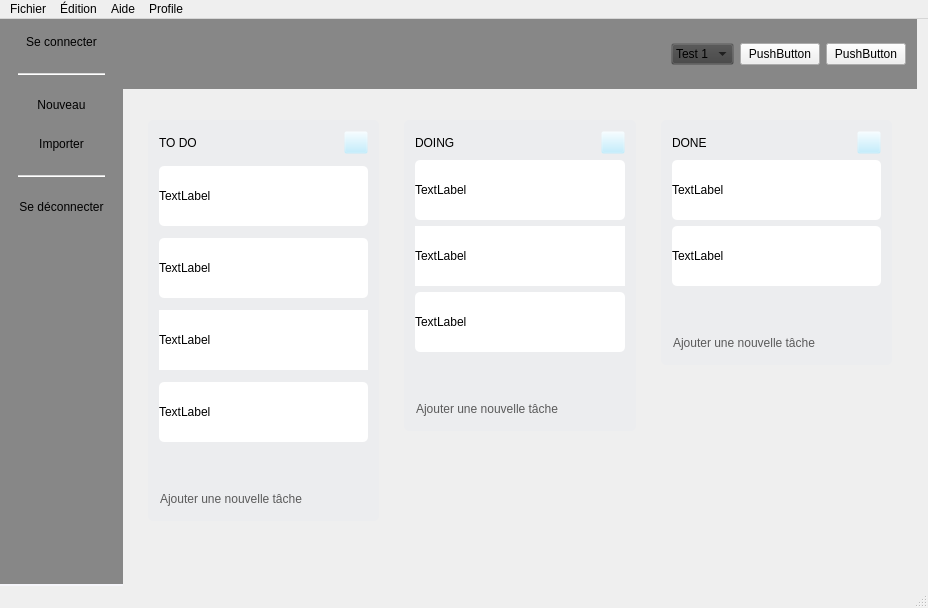
Above: mainwindow.ui from Masha58/KeyPlan before the change. Below: the same form after it.
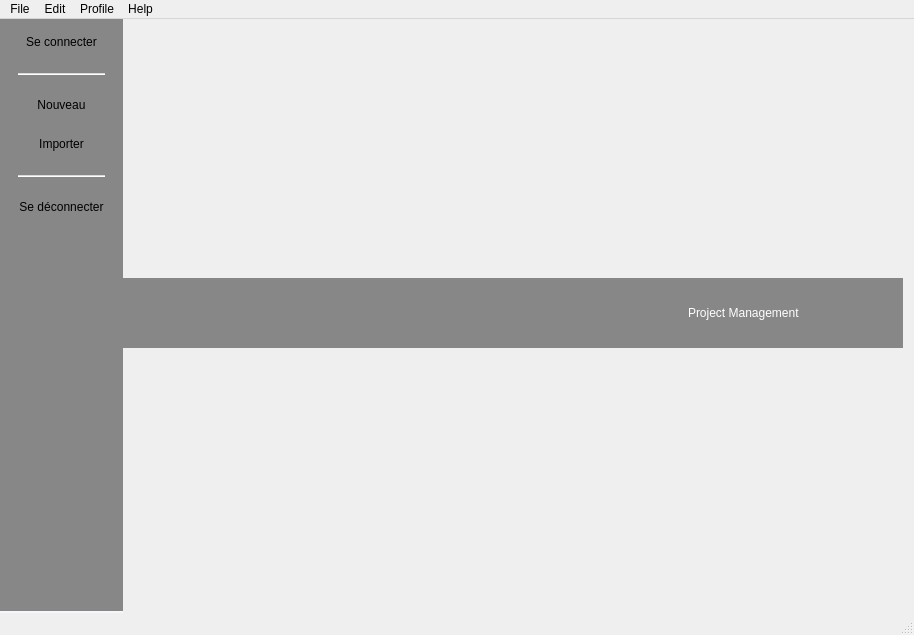
That is the form after the change. Icons and pictures are not drawn.

The edit to the form file:
```diff
--- a/mainwindow.ui
+++ b/mainwindow.ui
@@ -6,8 +6,8 @@
    <rect>
     <x>0</x>
     <y>0</y>
-    <width>928</width>
-    <height>608</height>
+    <width>914</width>
+    <height>635</height>
    </rect>
   </property>
   <property name="windowTitle">
@@ -22,12 +22,15 @@
 	border-image: url(images/mainwindow/fond.jpg)  0 0 0 0 stretch stretch;
 }
 
-QToolButton#tb_todo, #tb_doing, #tb_done
+/* QFrame */
+
+#fr_menu_haut
 {
-background: rgba(178, 234, 255,0);
-image:url(images/mainwindow/trois-points.png);
+background: rgba(65,65,65,0.6);
 }
 
+/* QToolBar */
+
 QToolBar {
 padding:12px;
     background: rgba(65,65,65,0.6);
@@ -35,32 +38,35 @@
 	border-bottom:2px solid rgb(245,245,250);
 }
 
-#fr_menu_haut
-{
-background: rgba(65,65,65,0.6);
+/* COMBOBOX */
+
+QComboBox{
+font: 16pt &quot;Calibri&quot;;
+color : white;
+background-color:rgba(0,0,0,0);
+border : 1px solid rgba(31,48,92,0.0);
+padding-left:5px;
 }
 
-QComboBox
-{
-background: rgba(65,65,65,0);
+QComboBox::drop-down{
+border:0px;
 }
 
-#fr_toDo, #fr_doing, #fr_done
-{
-background-color: rgba(236, 237, 239, 1);
-border-radius:5px;
+QComboBox::down-arrow{
+image: url(images/mainwindow/arrow-down.png);
+width:15px;
+height:15px;
+margin-right:8px;
+margin-left:8px;
 }
 
-QPushButton
-{
-	font: 11pt &quot;Calibri&quot;;
+QComboBox QAbstractItemView {
+	color:rgb(65,65,65);
+	background:rgb(217,225,227);
+	border: 1px solid rgb(250,250,250);
 }
 
-#b_newtask_to_do, #b_newtask_doing, #b_newtask_done
-{
-	text-align:left;
-	color: rgb(90, 90, 90);
-}</string>
+</string>
   </property>
   <widget class="QWidget" name="centralWidget">
    <layout class="QVBoxLayout" name="verticalLayout_13">
@@ -124,10 +130,16 @@
         </spacer>
        </item>
        <item>
-        <widget class="QComboBox" name="comboBox">
+        <widget class="QComboBox" name="cb_menu">
+         <property name="minimumSize">
+          <size>
+           <width>210</width>
+           <height>0</height>
+          </size>
+         </property>
          <item>
           <property name="text">
-           <string>Test 1</string>
+           <string>Project Management</string>
           </property>
          </item>
          <item>
@@ -135,540 +147,13 @@
            <string>Test 2</string>
           </property>
          </item>
-         <item>
-          <property name="text">
-           <string>Test 3</string>
-          </property>
-         </item>
-        </widget>
-       </item>
-       <item>
-        <widget class="QPushButton" name="pushButton_3">
-         <property name="text">
-          <string>PushButton</string>
-         </property>
-         <property name="flat">
-          <bool>false</bool>
-         </property>
-        </widget>
-       </item>
-       <item>
-        <widget class="QPushButton" name="pushButton_2">
-         <property name="styleSheet">
-          <string notr="true"/>
-         </property>
-         <property name="text">
-          <string>PushButton</string>
-         </property>
         </widget>
        </item>
       </layout>
      </widget>
     </item>
     <item>
-     <layout class="QHBoxLayout" name="horizontalLayout_2">
-      <property name="spacing">
-       <number>25</number>
-      </property>
-      <property name="leftMargin">
-       <number>25</number>
-      </property>
-      <property name="topMargin">
-       <number>25</number>
-      </property>
-      <property name="rightMargin">
-       <number>25</number>
-      </property>
-      <property name="bottomMargin">
-       <number>25</number>
-      </property>
-      <item>
-       <layout class="QVBoxLayout" name="verticalLayout_10">
-        <item>
-         <widget class="QFrame" name="fr_toDo">
-          <property name="minimumSize">
-           <size>
-            <width>100</width>
-            <height>100</height>
-           </size>
-          </property>
-          <property name="frameShape">
-           <enum>QFrame::StyledPanel</enum>
-          </property>
-          <property name="frameShadow">
-           <enum>QFrame::Raised</enum>
-          </property>
-          <layout class="QVBoxLayout" name="verticalLayout" stretch="0,1,1,1,1,0,0">
-           <property name="spacing">
-            <number>12</number>
-           </property>
-           <item>
-            <layout class="QHBoxLayout" name="horizontalLayout_3">
-             <item>
-              <widget class="QLabel" name="label">
-               <property name="text">
-                <string>TO DO</string>
-               </property>
-              </widget>
-             </item>
-             <item>
-              <widget class="QToolButton" name="tb_todo">
-               <property name="text">
-                <string/>
-               </property>
-              </widget>
-             </item>
-            </layout>
-           </item>
-           <item>
-            <widget class="QLabel" name="ex1">
-             <property name="minimumSize">
-              <size>
-               <width>0</width>
-               <height>60</height>
-              </size>
-             </property>
-             <property name="maximumSize">
-              <size>
-               <width>16777215</width>
-               <height>60</height>
-              </size>
-             </property>
-             <property name="styleSheet">
-              <string notr="true">background-color: rgb(255, 255, 255);border-radius:5px;</string>
-             </property>
-             <property name="text">
-              <string>TextLabel</string>
-             </property>
-            </widget>
-           </item>
-           <item>
-            <widget class="QLabel" name="ex2">
-             <property name="minimumSize">
-              <size>
-               <width>0</width>
-               <height>60</height>
-              </size>
-             </property>
-             <property name="maximumSize">
-              <size>
-               <width>16777215</width>
-               <height>60</height>
-              </size>
-             </property>
-             <property name="styleSheet">
-              <string notr="true">background-color: rgb(255, 255, 255);border-radius:5px;</string>
-             </property>
-             <property name="text">
-              <string>TextLabel</string>
-             </property>
-            </widget>
-           </item>
-           <item>
-            <widget class="QLabel" name="ex3">
-             <property name="minimumSize">
-              <size>
-               <width>0</width>
-               <height>60</height>
-              </size>
-             </property>
-             <property name="maximumSize">
-              <size>
-               <width>16777215</width>
-               <height>60</height>
-              </size>
-             </property>
-             <property name="styleSheet">
-              <string notr="true">background-color: rgb(255, 255, 255);</string>
-             </property>
-             <property name="text">
-              <string>TextLabel</string>
-             </property>
-            </widget>
-           </item>
-           <item>
-            <widget class="QLabel" name="ex4">
-             <property name="minimumSize">
-              <size>
-               <width>0</width>
-               <height>60</height>
-              </size>
-             </property>
-             <property name="maximumSize">
-              <size>
-               <width>16777215</width>
-               <height>60</height>
-              </size>
-             </property>
-             <property name="styleSheet">
-              <string notr="true">background-color: rgb(255, 255, 255);border-radius:5px;</string>
-             </property>
-             <property name="text">
-              <string>TextLabel</string>
-             </property>
-            </widget>
-           </item>
-           <item>
-            <spacer name="verticalSpacer_2">
-             <property name="orientation">
-              <enum>Qt::Vertical</enum>
-             </property>
-             <property name="sizeHint" stdset="0">
-              <size>
-               <width>20</width>
-               <height>40</height>
-              </size>
-             </property>
-            </spacer>
-           </item>
-           <item>
-            <widget class="QPushButton" name="b_newtask_to_do">
-             <property name="sizePolicy">
-              <sizepolicy hsizetype="Minimum" vsizetype="Minimum">
-               <horstretch>0</horstretch>
-               <verstretch>0</verstretch>
-              </sizepolicy>
-             </property>
-             <property name="styleSheet">
-              <string notr="true"/>
-             </property>
-             <property name="text">
-              <string>Ajouter une nouvelle tâche</string>
-             </property>
-             <property name="icon">
-              <iconset>
-               <normaloff>images/mainwindow/plus.png</normaloff>images/mainwindow/plus.png</iconset>
-             </property>
-             <property name="iconSize">
-              <size>
-               <width>20</width>
-               <height>20</height>
-              </size>
-             </property>
-             <property name="flat">
-              <bool>true</bool>
-             </property>
-            </widget>
-           </item>
-          </layout>
-         </widget>
-        </item>
-        <item>
-         <spacer name="verticalSpacer_4">
-          <property name="orientation">
-           <enum>Qt::Vertical</enum>
-          </property>
-          <property name="sizeHint" stdset="0">
-           <size>
-            <width>20</width>
-            <height>40</height>
-           </size>
-          </property>
-         </spacer>
-        </item>
-       </layout>
-      </item>
-      <item>
-       <layout class="QVBoxLayout" name="verticalLayout_11">
-        <item>
-         <widget class="QFrame" name="fr_doing">
-          <property name="minimumSize">
-           <size>
-            <width>100</width>
-            <height>0</height>
-           </size>
-          </property>
-          <property name="frameShape">
-           <enum>QFrame::StyledPanel</enum>
-          </property>
-          <property name="frameShadow">
-           <enum>QFrame::Raised</enum>
-          </property>
-          <layout class="QVBoxLayout" name="verticalLayout_9" stretch="0,1,1,1,0,0">
-           <item>
-            <layout class="QHBoxLayout" name="horizontalLayout_14">
-             <item>
-              <widget class="QLabel" name="label_9">
-               <property name="text">
-                <string>DOING</string>
-               </property>
-              </widget>
-             </item>
-             <item>
-              <widget class="QToolButton" name="tb_doing">
-               <property name="text">
-                <string/>
-               </property>
-              </widget>
-             </item>
-            </layout>
-           </item>
-           <item>
-            <widget class="QLabel" name="ex1_2">
-             <property name="minimumSize">
-              <size>
-               <width>0</width>
-               <height>60</height>
-              </size>
-             </property>
-             <property name="maximumSize">
-              <size>
-               <width>16777215</width>
-               <height>60</height>
-              </size>
-             </property>
-             <property name="styleSheet">
-              <string notr="true">background-color: rgb(255, 255, 255);border-radius:5px;</string>
-             </property>
-             <property name="text">
-              <string>TextLabel</string>
-             </property>
-            </widget>
-           </item>
-           <item>
-            <widget class="QLabel" name="ex3_2">
-             <property name="minimumSize">
-              <size>
-               <width>0</width>
-               <height>60</height>
-              </size>
-             </property>
-             <property name="maximumSize">
-              <size>
-               <width>16777215</width>
-               <height>60</height>
-              </size>
-             </property>
-             <property name="styleSheet">
-              <string notr="true">background-color: rgb(255, 255, 255);</string>
-             </property>
-             <property name="text">
-              <string>TextLabel</string>
-             </property>
-            </widget>
-           </item>
-           <item>
-            <widget class="QLabel" name="ex2_2">
-             <property name="minimumSize">
-              <size>
-               <width>0</width>
-               <height>60</height>
-              </size>
-             </property>
-             <property name="maximumSize">
-              <size>
-               <width>16777215</width>
-               <height>60</height>
-              </size>
-             </property>
-             <property name="styleSheet">
-              <string notr="true">background-color: rgb(255, 255, 255);border-radius:5px;</string>
-             </property>
-             <property name="text">
-              <string>TextLabel</string>
-             </property>
-            </widget>
-           </item>
-           <item>
-            <spacer name="verticalSpacer">
-             <property name="orientation">
-              <enum>Qt::Vertical</enum>
-             </property>
-             <property name="sizeHint" stdset="0">
-              <size>
-               <width>20</width>
-               <height>40</height>
-              </size>
-             </property>
-            </spacer>
-           </item>
-           <item>
-            <widget class="QPushButton" name="b_newtask_doing">
-             <property name="sizePolicy">
-              <sizepolicy hsizetype="Minimum" vsizetype="Minimum">
-               <horstretch>0</horstretch>
-               <verstretch>0</verstretch>
-              </sizepolicy>
-             </property>
-             <property name="styleSheet">
-              <string notr="true"/>
-             </property>
-             <property name="text">
-              <string>Ajouter une nouvelle tâche</string>
-             </property>
-             <property name="icon">
-              <iconset>
-               <normaloff>images/mainwindow/plus.png</normaloff>images/mainwindow/plus.png</iconset>
-             </property>
-             <property name="iconSize">
-              <size>
-               <width>20</width>
-               <height>20</height>
-              </size>
-             </property>
-             <property name="flat">
-              <bool>true</bool>
-             </property>
-            </widget>
-           </item>
-          </layout>
-         </widget>
-        </item>
-        <item>
-         <spacer name="verticalSpacer_5">
-          <property name="orientation">
-           <enum>Qt::Vertical</enum>
-          </property>
-          <property name="sizeHint" stdset="0">
-           <size>
-            <width>20</width>
-            <height>40</height>
-           </size>
-          </property>
-         </spacer>
-        </item>
-       </layout>
-      </item>
-      <item>
-       <layout class="QVBoxLayout" name="verticalLayout_12">
-        <item>
-         <widget class="QFrame" name="fr_done">
-          <property name="minimumSize">
-           <size>
-            <width>100</width>
-            <height>0</height>
-           </size>
-          </property>
-          <property name="frameShape">
-           <enum>QFrame::StyledPanel</enum>
-          </property>
-          <property name="frameShadow">
-           <enum>QFrame::Raised</enum>
-          </property>
-          <layout class="QVBoxLayout" name="verticalLayout_2" stretch="0,1,1,0,0">
-           <item>
-            <layout class="QHBoxLayout" name="horizontalLayout_4">
-             <item>
-              <widget class="QLabel" name="label_2">
-               <property name="text">
-                <string>DONE</string>
-               </property>
-              </widget>
-             </item>
-             <item>
-              <widget class="QToolButton" name="tb_done">
-               <property name="text">
-                <string/>
-               </property>
-              </widget>
-             </item>
-            </layout>
-           </item>
-           <item>
-            <widget class="QLabel" name="ex2_3">
-             <property name="minimumSize">
-              <size>
-               <width>0</width>
-               <height>60</height>
-              </size>
-             </property>
-             <property name="maximumSize">
-              <size>
-               <width>16777215</width>
-               <height>60</height>
-              </size>
-             </property>
-             <property name="styleSheet">
-              <string notr="true">background-color: rgb(255, 255, 255);border-radius:5px;</string>
-             </property>
-             <property name="text">
-              <string>TextLabel</string>
-             </property>
-            </widget>
-           </item>
-           <item>
-            <widget class="QLabel" name="ex4_3">
-             <property name="minimumSize">
-              <size>
-               <width>0</width>
-               <height>60</height>
-              </size>
-             </property>
-             <property name="maximumSize">
-              <size>
-               <width>16777215</width>
-               <height>60</height>
-              </size>
-             </property>
-             <property name="styleSheet">
-              <string notr="true">background-color: rgb(255, 255, 255);border-radius:5px;</string>
-             </property>
-             <property name="text">
-              <string>TextLabel</string>
-             </property>
-            </widget>
-           </item>
-           <item>
-            <spacer name="verticalSpacer_3">
-             <property name="orientation">
-              <enum>Qt::Vertical</enum>
-             </property>
-             <property name="sizeHint" stdset="0">
-              <size>
-               <width>20</width>
-               <height>40</height>
-              </size>
-             </property>
-            </spacer>
-           </item>
-           <item>
-            <widget class="QPushButton" name="b_newtask_done">
-             <property name="sizePolicy">
-              <sizepolicy hsizetype="Minimum" vsizetype="Minimum">
-               <horstretch>0</horstretch>
-               <verstretch>0</verstretch>
-              </sizepolicy>
-             </property>
-             <property name="styleSheet">
-              <string notr="true"/>
-             </property>
-             <property name="text">
-              <string>Ajouter une nouvelle tâche</string>
-             </property>
-             <property name="icon">
-              <iconset>
-               <normaloff>images/mainwindow/plus.png</normaloff>images/mainwindow/plus.png</iconset>
-             </property>
-             <property name="iconSize">
-              <size>
-               <width>20</width>
-               <height>20</height>
-              </size>
-             </property>
-             <property name="flat">
-              <bool>true</bool>
-             </property>
-            </widget>
-           </item>
-          </layout>
-         </widget>
-        </item>
-        <item>
-         <spacer name="verticalSpacer_6">
-          <property name="orientation">
-           <enum>Qt::Vertical</enum>
-          </property>
-          <property name="sizeHint" stdset="0">
-           <size>
-            <width>20</width>
-            <height>40</height>
-           </size>
-          </property>
-         </spacer>
-        </item>
-       </layout>
-      </item>
-     </layout>
+     <layout class="QVBoxLayout" name="vl_projectmanagement"/>
     </item>
    </layout>
   </widget>
@@ -677,7 +162,7 @@
     <rect>
      <x>0</x>
      <y>0</y>
-     <width>928</width>
+     <width>914</width>
      <height>25</height>
     </rect>
    </property>
@@ -689,7 +174,7 @@
    </property>
    <widget class="QMenu" name="menuFichier">
     <property name="title">
-     <string>Fichier</string>
+     <string>File</string>
     </property>
     <addaction name="actionNouveau"/>
     <addaction name="actionImporter"/>
@@ -699,12 +184,12 @@
    </widget>
    <widget class="QMenu" name="menuAide">
     <property name="title">
-     <string>Aide</string>
+     <string>Help</string>
     </property>
    </widget>
    <widget class="QMenu" name="menu_dition">
     <property name="title">
-     <string>Édition</string>
+     <string>Edit</string>
     </property>
     <addaction name="actionTh_me"/>
    </widget>
@@ -715,8 +200,8 @@
    </widget>
    <addaction name="menuFichier"/>
    <addaction name="menu_dition"/>
-   <addaction name="menuAide"/>
    <addaction name="menuProfile"/>
+   <addaction name="menuAide"/>
   </widget>
   <widget class="QToolBar" name="mainToolBar">
    <property name="movable">
```
Left out of the diff: 6 changed lines with no effect on the pictures.
